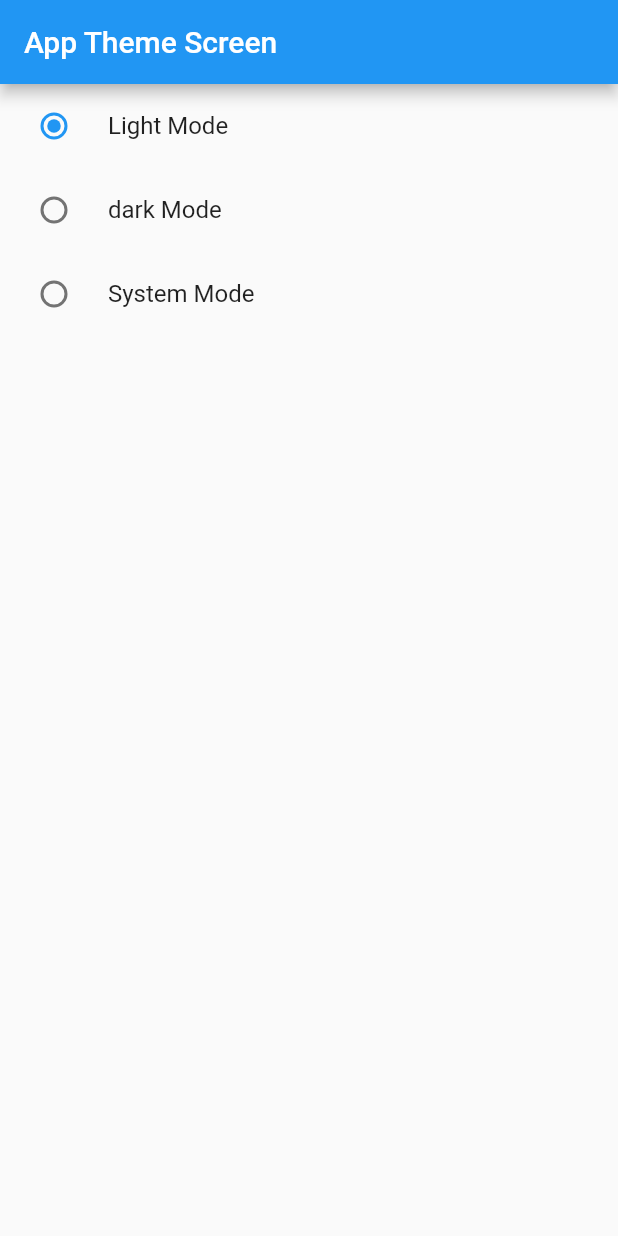
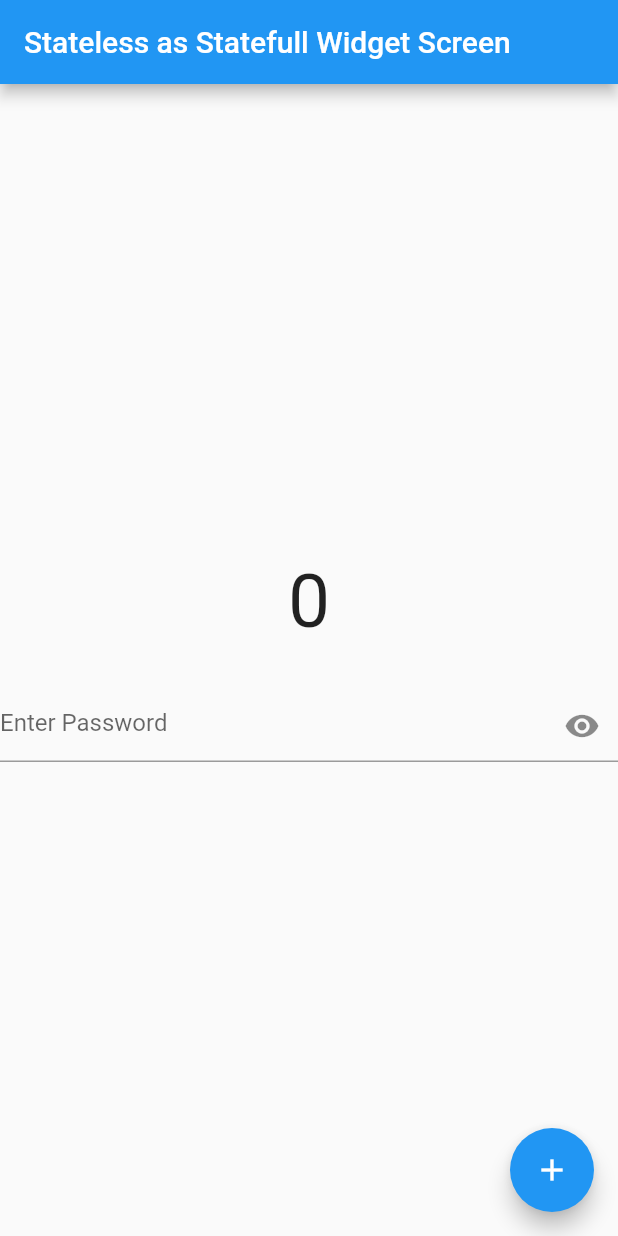
Before and after one commit to ThisIsAnshMalik/provider_state_management, a Flutter app: the screen it shows after launch, on a phone screen of 412 x 824 dp. Run offline on Flutter 3.47's test engine with Material 2 defaults, Android fonts, the phone set to English and light mode, and no system bars.

Commit message:
created a stateless screen that is working like statefull

```diff
--- a/lib/main.dart
+++ b/lib/main.dart
@@ -1,8 +1,7 @@
 import 'package:flutter/material.dart';
 import 'package:provider/provider.dart';
 import 'package:provider_state_management/provider/provider.dart';
-import 'package:provider_state_management/screens/app_theme.dart';
-import 'package:provider_state_management/screens/favourite/favourite_screen.dart';
+import 'package:provider_state_management/screens/stateless_as_statefull.dart';
 
 void main() {
   runApp(const MyApp());
@@ -31,7 +30,7 @@ class MyApp extends StatelessWidget {
               theme: ThemeData(
                 primarySwatch: Colors.blue,
               ),
-              home: const AppThemeScreen(),
+              home: StatelessAsStatefullScreen(),
             );
           },
         ));
--- /dev/null
+++ b/lib/screens/stateless_as_statefull.dart
@@ -0,0 +1,61 @@
+import 'package:flutter/material.dart';
+
+class StatelessAsStatefullScreen extends StatelessWidget {
+  StatelessAsStatefullScreen({Key? key}) : super(key: key);
+
+  final ValueNotifier<int> _count = ValueNotifier(0);
+  final ValueNotifier<bool> _hideen = ValueNotifier(true);
+
+  @override
+  Widget build(BuildContext context) {
+    print("rebuild");
+    return Scaffold(
+      appBar: AppBar(title: const Text("Stateless as Statefull Widget Screen")),
+      body: Column(
+        mainAxisAlignment: MainAxisAlignment.center,
+        crossAxisAlignment: CrossAxisAlignment.center,
+        children: [
+          ValueListenableBuilder(
+              valueListenable: _count,
+              builder: ((context, value, child) {
+                return Center(
+                    child: Text(
+                  _count.value.toString(),
+                  style: const TextStyle(fontSize: 50),
+                ));
+              })),
+          const SizedBox(
+            height: 29,
+          ),
+          ValueListenableBuilder(
+              valueListenable: _hideen,
+              builder: ((context, value, child) {
+                return Center(
+                    child: TextFormField(
+                        obscureText: _hideen.value,
+                        decoration: InputDecoration(
+                          hintText: "Enter Password",
+                          suffixIcon: InkWell(
+                              onTap: (() {
+                                if (_hideen.value == true) {
+                                  _hideen.value = false;
+                                } else {
+                                  _hideen.value = true;
+                                }
+                              }),
+                              child: Icon(_hideen.value
+                                  ? Icons.visibility
+                                  : Icons.visibility_off)),
+                        )));
+              })),
+        ],
+      ),
+      floatingActionButton: FloatingActionButton(
+        onPressed: (() {
+          _count.value++;
+        }),
+        child: const Icon(Icons.add),
+      ),
+    );
+  }
+}
```
